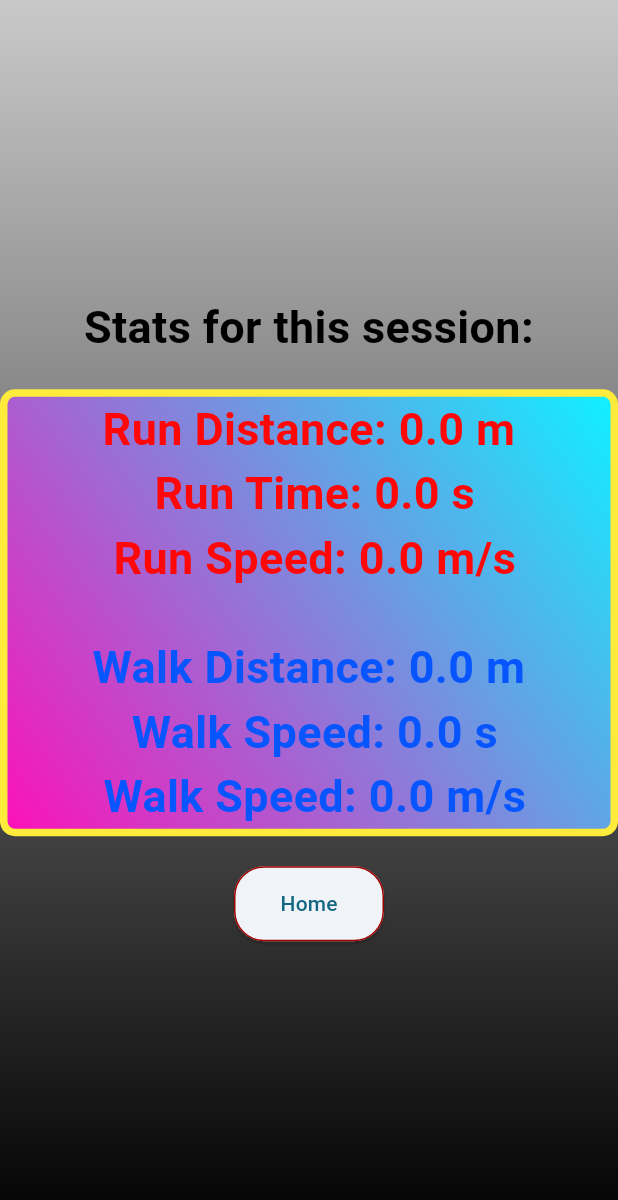
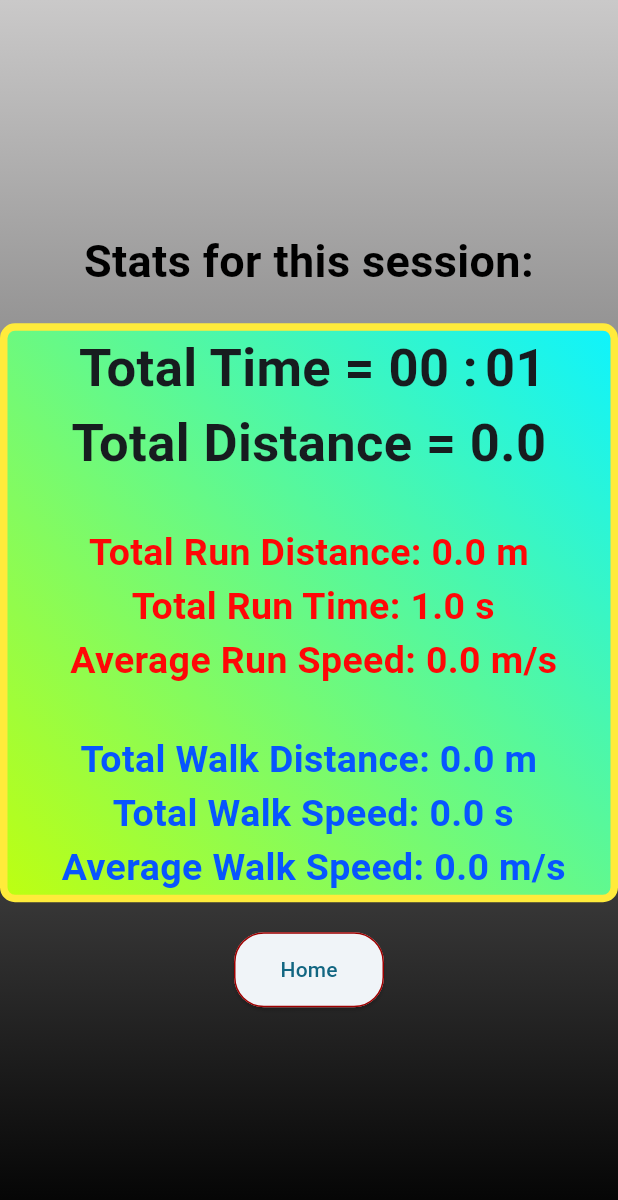
Before and after one commit to sudinraj/Runners_Clock, a Flutter app: the RunningPageState screen opened directly with empty values, after a tap on "Stop", on a phone screen of 412 x 824 dp. Shown: the top 1200 px of the screen. Run offline on Flutter 3.47's test engine with Material 3 defaults, Android fonts, the phone set to English and light mode, and no system bars; our stand-ins replace audioplayers, device_info_plus, flutter_local_notifications, geolocator, numberpicker; missing offline and left inert: flutter_background_service.

Commit message:
Add total time for run and walk and both
- Added time stat for run and walk and total
- Changed the timer to be more accurate

```diff
--- a/lib/running_page_state.dart
+++ b/lib/running_page_state.dart
@@ -1,5 +1,3 @@
-import 'dart:ffi';
-
 import 'package:flutter/material.dart';
 import 'dart:async';
 import 'package:audioplayers/audioplayers.dart';
@@ -43,6 +41,9 @@ class _RunningPageStateState extends State<RunningPageState> {
   String walkSpeed = "0.0";
   StreamSubscription? getPositionSubscription;
 
+  int totalMinute = 0;
+  int totalSecond = 0;
+
 //for getting the stats for the run/walk during the countdown
   double currentRunDistance = 0.0;
   double currentRunTime = 0.0;
@@ -62,7 +63,7 @@ class _RunningPageStateState extends State<RunningPageState> {
   _timer = Timer.periodic(oneSec, (timer){
     if(!done){
   //when the timer is 0, it checks if it was the running timer or the walking timer, then starts the next timer
-      if(remainingTime == 1){
+      if(remainingTime == 2){
       //Keeps the audio from stopping other media playing
       player.setAudioContext(AudioContext(
         android: AudioContextAndroid(
@@ -78,8 +79,12 @@ class _RunningPageStateState extends State<RunningPageState> {
         player.play(AssetSource('sound.mp3'));
       }
 
-      if (remainingTime <= 0 || change == true) {
+      if (remainingTime <= 1 || change == true) {
           setState(() {
+            if(remainingTime<=1){
+              //adds a second to not lose time when changing the timers
+              timerCount();
+            }
             change = false;
             timer.cancel();
             //sets up the walk timer if run timer had ended
@@ -106,6 +111,15 @@ class _RunningPageStateState extends State<RunningPageState> {
           setState(() {
             remainingTime--;
             //keeps track of time
+            timerCount();
+          });
+        }
+    } else{
+      timer.cancel();
+    }
+  });
+}
+void timerCount(){
   if(activity == "Run"){
       runTime++;
       currentRunTime++;
@@ -114,14 +128,13 @@ class _RunningPageStateState extends State<RunningPageState> {
       walkTime++;
       currentWalkTime++;
     }
-          });
+  //keeps track of total time in minutes and seconds
+  totalSecond++;
+    if(totalSecond >= 60){
+      totalMinute++;
+      totalSecond = 0;
     }
-    } else{
-      timer.cancel();
   }
-  });
-}
-
 @override
   void dispose() {
     getPositionSubscription?.cancel();
@@ -195,6 +208,21 @@ class _RunningPageStateState extends State<RunningPageState> {
             child: Column(
               mainAxisAlignment: MainAxisAlignment.center,
               children: [
+                Row(
+                  mainAxisSize: MainAxisSize.min,
+                  children: [
+                    (totalMinute<10) ? Text("0$totalMinute : ",
+                        style: TextStyle(fontSize: 40, fontWeight: FontWeight.bold,), textAlign: TextAlign.center,):
+                        Text("$totalMinute : ",
+                        style: TextStyle(fontSize: 40, fontWeight: FontWeight.bold,), textAlign: TextAlign.center,),
+
+                    (totalSecond<10) ? Text("0$totalSecond",
+                        style: TextStyle(fontSize: 40, fontWeight: FontWeight.bold,), textAlign: TextAlign.center,):
+                        Text("$totalSecond",
+                        style: TextStyle(fontSize: 40, fontWeight: FontWeight.bold,), textAlign: TextAlign.center,),
+                  ]
+                ),
+
                 Text(activity,
                     style: TextStyle(fontSize: 40, fontWeight: FontWeight.bold,), textAlign: TextAlign.center,),
                 Text('Seconds:',
@@ -202,18 +230,22 @@ class _RunningPageStateState extends State<RunningPageState> {
                       TimeShow(remainingTime: remainingTime),
 
                 SizedBox(height: 30,),
+                Row(
+                  mainAxisSize: MainAxisSize.min,
+                  children: [
                     ElevatedButton(
                       onPressed: () {
                         //goes back to the home screen
                         //Navigator.pop(context);
 
                         //goes to stats page
-                    Navigator.push(context, CupertinoPageRoute(builder: (context) => Stats(runDistance, runD, walkDistance, walkD, runTime, walkTime, runSpeed, walkSpeed)));
+                        Navigator.push(context, CupertinoPageRoute(builder: (context) => Stats(runDistance, runD, walkDistance, walkD, runTime, walkTime, runSpeed, walkSpeed, totalMinute, totalSecond)));
                         done = true;
                         dispose();
                       },
-                  child: Text('Stop'),
+                      child: Text('  Stop  '),
                     ),
+                    SizedBox(width: 20,),
                     ElevatedButton(
                       onPressed: () {
                         //changes the state from run to walk and vice versa
@@ -221,7 +253,8 @@ class _RunningPageStateState extends State<RunningPageState> {
                       },
                       child: Text('Change'),
                     ),
-
+                  ]
+                ),
                 //Display speed and distance
                 SizedBox(height: 30,),
                 Container(decoration: BoxDecoration(
@@ -260,7 +293,7 @@ class _RunningPageStateState extends State<RunningPageState> {
                     )
                   )
                 ),
-                SizedBox(height: 30,),
+                SizedBox(height: 10,),
 
                 Container(decoration: BoxDecoration(
                   border: Border.all(
--- a/lib/stats.dart
+++ b/lib/stats.dart
@@ -10,9 +10,12 @@ class Stats extends StatelessWidget{
   final double walkTime;
   final String runSpeed;
   final String walkSpeed;
-  const Stats(this.runDistance, this.runD, this.walkDistance, this.walkD, this.runTime, this.walkTime, this.runSpeed, this.walkSpeed,{super.key});
+  final int totalMinute;
+  final int totalSecond;
+  const Stats(this.runDistance, this.runD, this.walkDistance, this.walkD, this.runTime, this.walkTime, this.runSpeed, this.walkSpeed, this.totalMinute, this.totalSecond, {super.key});
   @override
   Widget build(BuildContext context) {
+    double totalD = double.parse(runD)+double.parse(walkD);
     return Scaffold(
       body: Container(
       //sets the width and height to be the size of the screen
@@ -45,20 +48,40 @@ class Stats extends StatelessWidget{
                       gradient: LinearGradient(
                         begin: Alignment.topRight,
                         end: Alignment.bottomLeft,
-                        colors: [const Color.fromARGB(255, 13, 243, 255),const Color.fromARGB(255, 255, 15, 183)],
+                        colors: [const Color.fromARGB(255, 13, 243, 255),const Color.fromARGB(255, 191, 255, 15)],
                         ),
                       ),
                       child: Center(
                         child: Column(
                           mainAxisAlignment: MainAxisAlignment.center,
                           children: [
-                            Text("Run Distance: $runD m \n Run Time: $runTime s \n Run Speed: $runSpeed m/s",
-                            style: TextStyle(fontSize: 30, fontWeight: FontWeight.bold, color: const Color.fromARGB(255, 255, 7, 7),), textAlign: TextAlign.center,),
+                            Row(
+                              mainAxisSize: MainAxisSize.min,
+                              children: [
+                                (totalMinute<10) ? Text("Total Time = 0$totalMinute : ",
+                                    style: TextStyle(fontSize: 35, fontWeight: FontWeight.bold,), textAlign: TextAlign.center,):
+                                    Text("Total Time = $totalMinute : ",
+                                    style: TextStyle(fontSize: 35, fontWeight: FontWeight.bold,), textAlign: TextAlign.center,),
+
+                                (totalSecond<10) ? Text("0$totalSecond",
+                                    style: TextStyle(fontSize: 35, fontWeight: FontWeight.bold,), textAlign: TextAlign.center,):
+                                    Text("$totalSecond",
+                                    style: TextStyle(fontSize: 35, fontWeight: FontWeight.bold,), textAlign: TextAlign.center,),
+                              ]
+                            ),
+
+                            Text("Total Distance = $totalD",
+                                    style: TextStyle(fontSize: 35, fontWeight: FontWeight.bold,), textAlign: TextAlign.center,),
 
                             SizedBox(height: 30,),
 
-                            Text("Walk Distance: $walkD m \n Walk Speed: $walkTime s \n Walk Speed: $walkSpeed m/s",
-                            style: TextStyle(fontSize: 30, fontWeight: FontWeight.bold, color: const Color.fromARGB(255, 7, 85, 255),), textAlign: TextAlign.center,),
+                            Text("Total Run Distance: $runD m \n Total Run Time: $runTime s \n Average Run Speed: $runSpeed m/s",
+                            style: TextStyle(fontSize: 25, fontWeight: FontWeight.bold, color: const Color.fromARGB(255, 255, 7, 7),), textAlign: TextAlign.center,),
+
+                            SizedBox(height: 30,),
+
+                            Text("Total Walk Distance: $walkD m \n Total Walk Speed: $walkTime s \n Average Walk Speed: $walkSpeed m/s",
+                            style: TextStyle(fontSize: 25, fontWeight: FontWeight.bold, color: const Color.fromARGB(255, 7, 85, 255),), textAlign: TextAlign.center,),
 
                           ]
                         )
```
Lines whose indentation alone changed are shown as unchanged.
